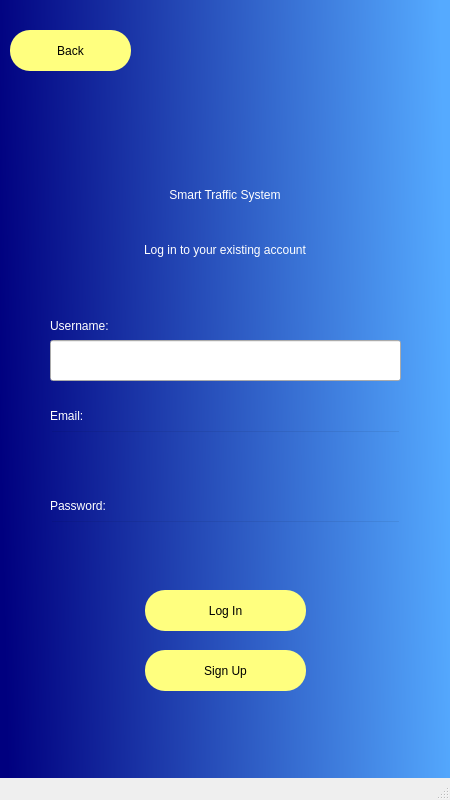
Old version of the form Native_App/login.ui in the repository EzLeong/testing.
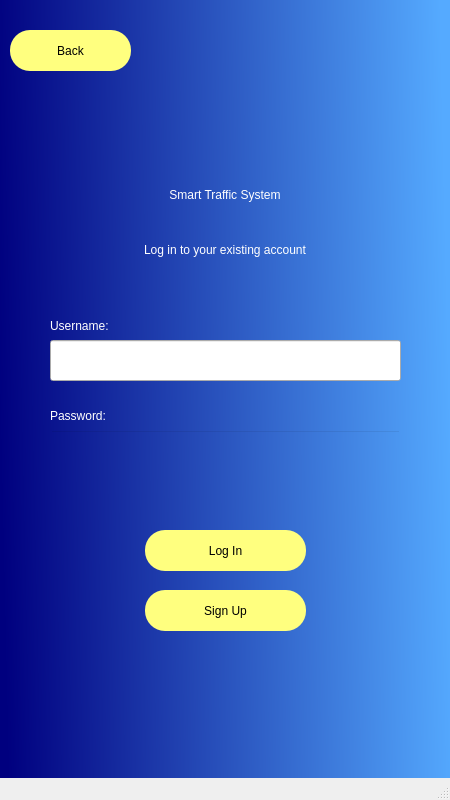
New version of the form.

```diff
--- a/Native_App/login.ui
+++ b/Native_App/login.ui
@@ -71,7 +71,7 @@
      <property name="geometry">
       <rect>
        <x>145</x>
-       <y>590</y>
+       <y>530</y>
        <width>161</width>
        <height>41</height>
       </rect>
@@ -114,21 +114,6 @@
 }</string>
      </property>
     </widget>
-    <widget class="QLineEdit" name="emailfield">
-     <property name="geometry">
-      <rect>
-       <x>50</x>
-       <y>430</y>
-       <width>351</width>
-       <height>41</height>
-      </rect>
-     </property>
-     <property name="styleSheet">
-      <string notr="true">background-color:rgba(0,0,0,0);
-color: rgb(255, 255, 255);
-font: 12pt &quot;MS Shell Dlg 2&quot;;</string>
-     </property>
-    </widget>
     <widget class="QLabel" name="label_3">
      <property name="geometry">
       <rect>
@@ -146,23 +131,6 @@
       <string>Username:</string>
      </property>
     </widget>
-    <widget class="QLabel" name="label_4">
-     <property name="geometry">
-      <rect>
-       <x>50</x>
-       <y>400</y>
-       <width>91</width>
-       <height>31</height>
-      </rect>
-     </property>
-     <property name="styleSheet">
-      <string notr="true">font: 12pt &quot;MS Shell Dlg 2&quot;;
-color: rgb(255, 255, 255);</string>
-     </property>
-     <property name="text">
-      <string>Email:</string>
-     </property>
-    </widget>
     <widget class="QLabel" name="error">
      <property name="geometry">
       <rect>
@@ -184,7 +152,7 @@
      <property name="geometry">
       <rect>
        <x>145</x>
-       <y>650</y>
+       <y>590</y>
        <width>161</width>
        <height>41</height>
       </rect>
@@ -220,7 +188,7 @@
      <property name="geometry">
       <rect>
        <x>50</x>
-       <y>490</y>
+       <y>400</y>
        <width>91</width>
        <height>31</height>
       </rect>
@@ -237,7 +205,7 @@
      <property name="geometry">
       <rect>
        <x>50</x>
-       <y>520</y>
+       <y>430</y>
        <width>351</width>
        <height>41</height>
       </rect>
```
